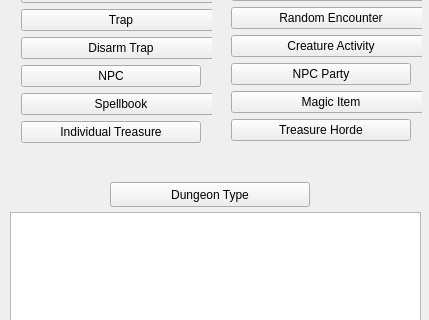
This is mainwindow.ui in erickveil/UndermountainRooms as Qt 5 draws it before an edit; both pictures show x 0 to 429 and y 98 to 418 of the 429 by 707 pixel window. The edited form follows.
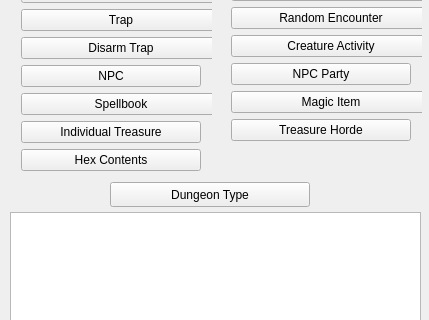
This is the edited form.

```diff
--- a/mainwindow.ui
+++ b/mainwindow.ui
@@ -162,7 +162,7 @@
       <x>10</x>
       <y>40</y>
       <width>202</width>
-      <height>213</height>
+      <height>244</height>
      </rect>
     </property>
     <layout class="QVBoxLayout" name="verticalLayout_2">
@@ -242,6 +242,13 @@
        </property>
       </widget>
      </item>
+     <item>
+      <widget class="QPushButton" name="keyHex">
+       <property name="text">
+        <string>Hex Contents</string>
+       </property>
+      </widget>
+     </item>
     </layout>
    </widget>
    <widget class="QWidget" name="layoutWidget">
```
